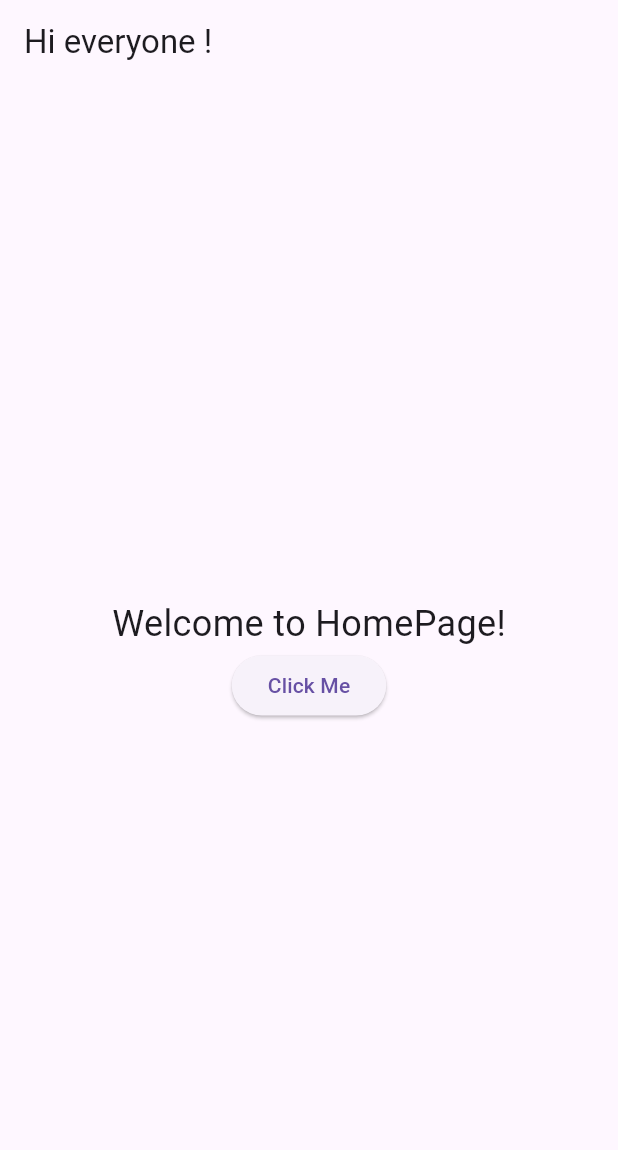
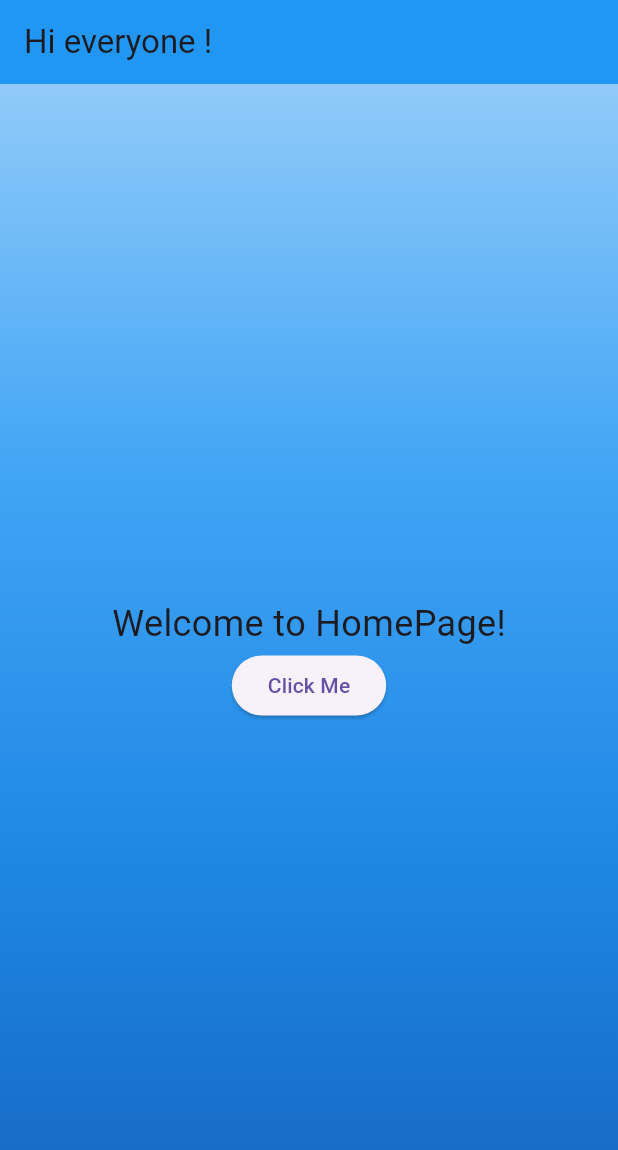
Before and after one commit to HarshaniYaparathne/Test_Flutter, a Flutter app: the screen it shows after launch, on a phone screen of 412 x 824 dp. Shown: the top 1150 px of the screen. Run offline on Flutter 3.47's test engine with Material 3 defaults, Android fonts, the light colour scheme and no system bars.

Commit message:
modify HomePage

```diff
--- a/lib/HomePage.dart
+++ b/lib/HomePage.dart
@@ -8,8 +8,22 @@ class HomePage extends StatelessWidget {
     return Scaffold(
       appBar: AppBar(
         title: const Text('Hi everyone !'),
+        backgroundColor: Colors.blue, // Set the app bar color to blue
       ),
-      body: Center(
+      body: Container(
+        decoration: BoxDecoration(
+          gradient: LinearGradient(
+            begin: Alignment.topCenter,
+            end: Alignment.bottomCenter,
+            colors: [
+              Colors.blue[200]!,
+              Colors.blue[400]!,
+              Colors.blue[600]!,
+              Colors.blue[800]!,
+            ],
+          ),
+        ),
+        child: Center(
           child: Column(
             mainAxisAlignment: MainAxisAlignment.center,
             children: <Widget>[
@@ -26,6 +40,7 @@ class HomePage extends StatelessWidget {
             ],
           ),
         ),
+      ),
     );
   }
 }
```
Lines whose indentation alone changed are shown as unchanged.
